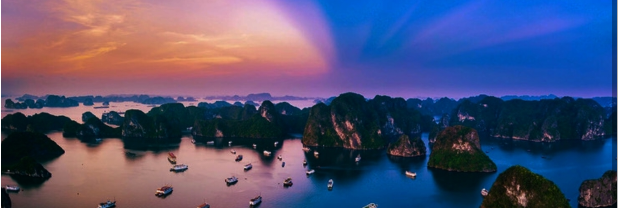
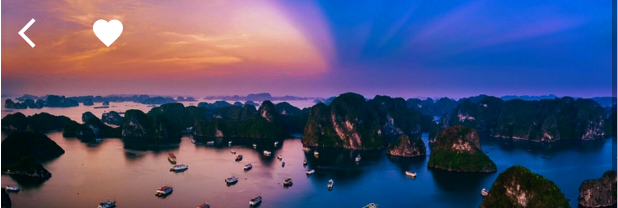
Before and after one commit to KTHanie/DoAn, an Android app: the layout activity_detail.xml on its own in the app's theme, with its tools: preview values and no code run, on a phone screen of 412 x 824 dp. Shown: the top 208 px of the screen. Run offline under Robolectric (Android 15) with nearby library versions, the phone set to English and light mode, and no system bars.

Commit message:
Sửa detail

```diff
--- a/app/src/main/res/layout/activity_detail.xml
+++ b/app/src/main/res/layout/activity_detail.xml
@@ -15,12 +15,42 @@
             android:layout_height="wrap_content"
             android:orientation="vertical">
 
-            <ImageView
-                android:layout_marginTop="-20dp"
-                android:id="@+id/imgvDD"
+            <RelativeLayout
                 android:layout_width="match_parent"
-                android:layout_height="250dp"
-                app:srcCompat="@drawable/qn" />
+                android:layout_height="match_parent"
+                android:layout_gravity="center">
+
+                <ImageView
+                    android:id="@+id/imgvDD"
+                    android:layout_width="match_parent"
+                    android:layout_height="250dp"
+                    android:layout_marginTop="-20dp"
+                    app:srcCompat="@drawable/qn" />
+
+                <LinearLayout
+                    android:layout_width="match_parent"
+                    android:layout_height="match_parent"
+                    android:orientation="horizontal">
+
+                    <ImageButton
+                        android:id="@+id/imageButton"
+                        android:layout_width="wrap_content"
+                        android:layout_height="wrap_content"
+                        android:backgroundTint="#05FFFFFF"
+                        app:srcCompat="@drawable/ic_back24" />
+
+                    <ImageButton
+                        android:id="@+id/imageButton2"
+                        android:layout_width="wrap_content"
+                        android:layout_height="wrap_content"
+
+                        android:backgroundTint="#00FFFFFF"
+                        android:baselineAlignBottom="true"
+                        app:srcCompat="@drawable/ic_like" />
+                </LinearLayout>
+
+            </RelativeLayout>
+
 
             <LinearLayout
 
```
